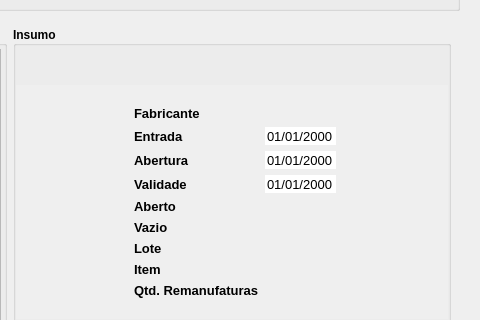
Before: the Qt Designer form Resources/UI/RegistroRemanufatura.ui in Klubas/Projeto-SOAD, drawn with Qt 5; both pictures show x 460 to 940 and y 159 to 479 of the 940 by 610 pixel window.
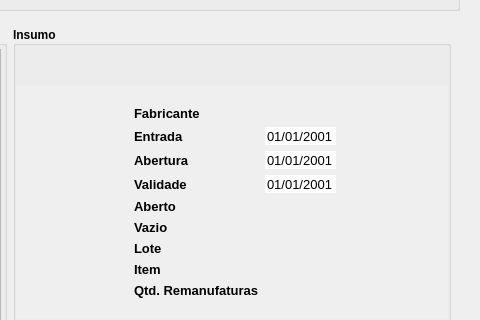
After: the same form once the commit is applied.

```diff
--- a/Resources/UI/RegistroRemanufatura.ui
+++ b/Resources/UI/RegistroRemanufatura.ui
@@ -1875,6 +1875,13 @@
                           <property name="calendarPopup">
                            <bool>false</bool>
                           </property>
+                          <property name="date">
+                           <date>
+                            <year>2001</year>
+                            <month>1</month>
+                            <day>1</day>
+                           </date>
+                          </property>
                          </widget>
                         </item>
                         <item row="4" column="0">
@@ -1937,6 +1944,13 @@
                           <property name="calendarPopup">
                            <bool>false</bool>
                           </property>
+                          <property name="date">
+                           <date>
+                            <year>2001</year>
+                            <month>1</month>
+                            <day>1</day>
+                           </date>
+                          </property>
                          </widget>
                         </item>
                         <item row="5" column="0">
@@ -2004,7 +2018,7 @@
                           </property>
                           <property name="date">
                            <date>
-                            <year>2000</year>
+                            <year>2001</year>
                             <month>1</month>
                             <day>1</day>
                            </date>
```
Left out of the diff: 6 changed lines with no effect on the pictures.
